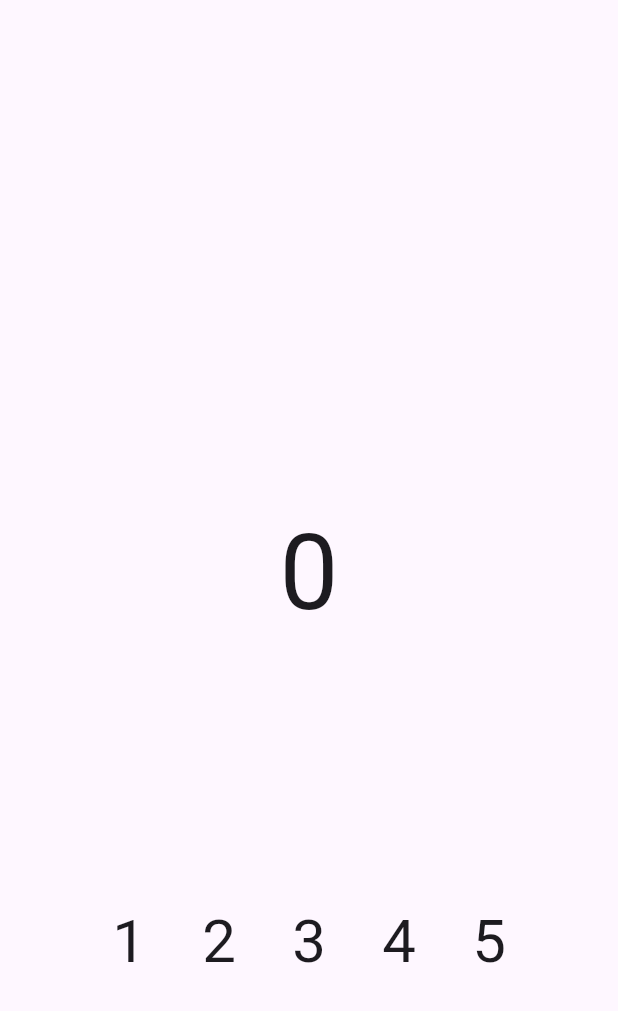
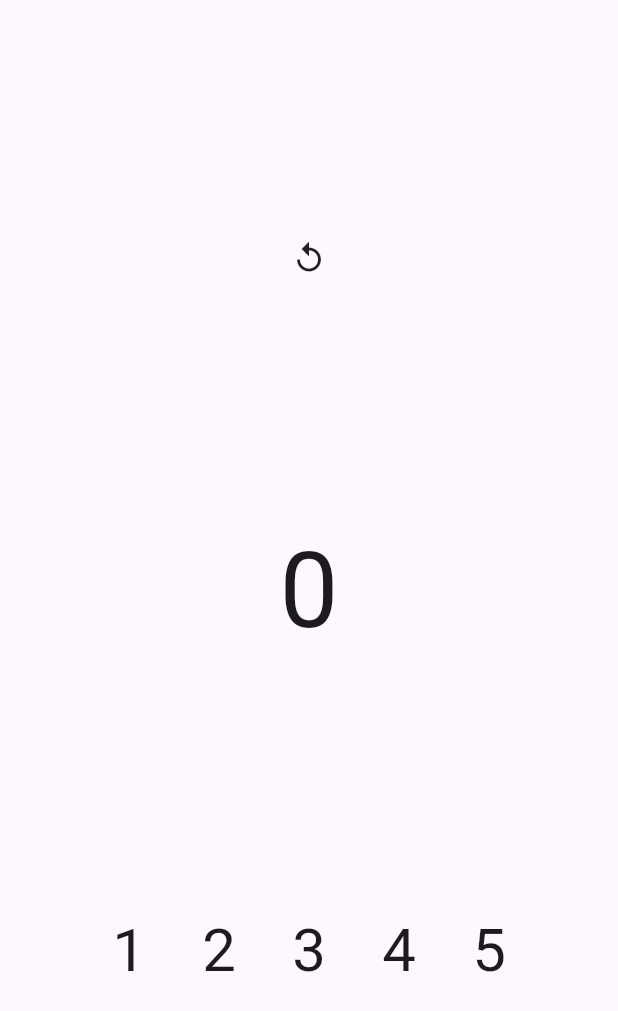
Before and after one commit to voronwa-tatyar/counter, a Flutter app: the screen it shows after launch, on a phone screen of 412 x 824 dp. Shown: the top 1011 px of the screen. Run offline on Flutter 3.47's test engine with Material 3 defaults, Android fonts, the phone set to English and light mode, and no system bars; missing offline and left inert: stack.

Commit message:
Add undo button

```diff
--- a/lib/s_counter.dart
+++ b/lib/s_counter.dart
@@ -1,5 +1,6 @@
 import 'package:counter/w_display.dart';
 import 'package:counter/w_input_pad.dart';
+import 'package:counter/w_upper_pad.dart';
 import 'package:flutter/material.dart' hide Stack;
 import 'package:stack/stack.dart';
 
@@ -18,15 +19,17 @@ class _CounterScreenState extends State<CounterScreen> {
 
   void _incrementCounter(int value) {
     setState(() {
-      _counter+=value;
+      _counter += value;
       stack.push(value);
     });
   }
 
   void _decrementCounter() {
     setState(() {
-      int value = stack.pop();
-      _counter-=value;
+      if (stack.isNotEmpty) {
+        int value = stack.pop();
+        _counter -= value;
+      }
     });
   }
 
@@ -43,7 +46,8 @@ class _CounterScreenState extends State<CounterScreen> {
             child: Column(
               mainAxisAlignment: MainAxisAlignment.spaceEvenly,
               children: <Widget>[
-                Container(), // Empty Container to adjust position
+                UpperPad(callback: _decrementCounter),
+                // Empty Container to adjust position
                 CounterDisplay(counter: _counter),
                 InputPad(callback: _incrementCounter)
               ],
--- /dev/null
+++ b/lib/w_upper_pad.dart
@@ -0,0 +1,15 @@
+import 'package:flutter/material.dart';
+
+class UpperPad extends StatelessWidget {
+  const UpperPad({super.key, required this.callback});
+
+  final Function() callback;
+
+  @override
+  Widget build(BuildContext context) {
+    return InkWell(
+      onTap: () => callback.call(),
+      child: const Icon(Icons.replay),
+    );
+  }
+}
```
